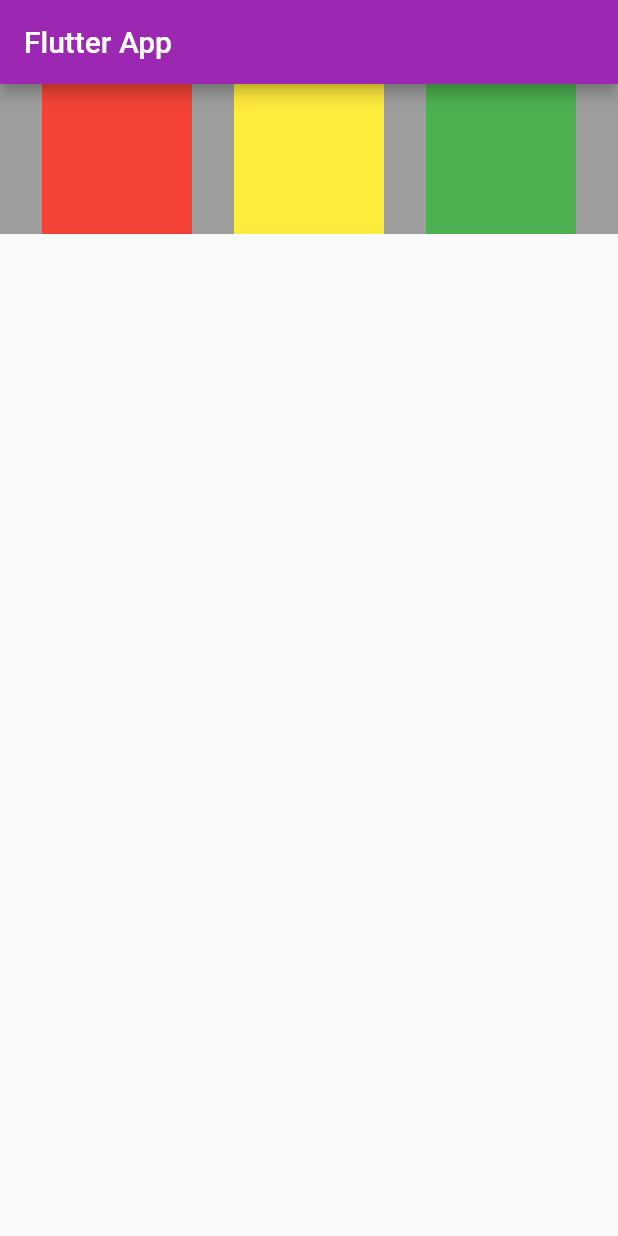
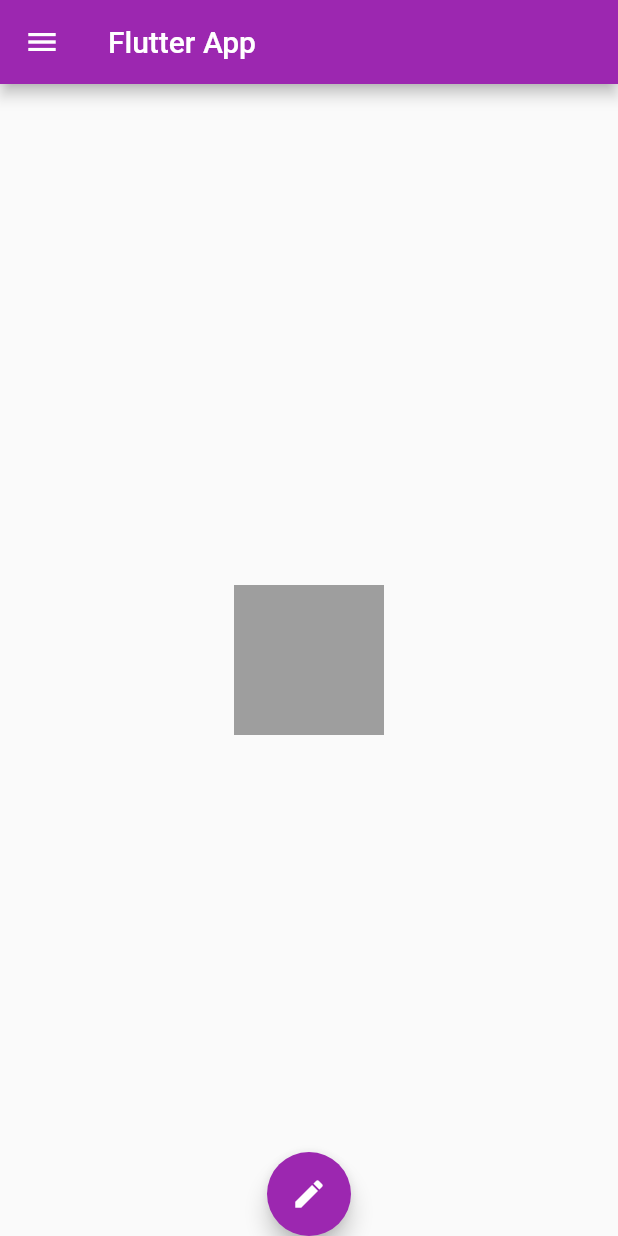
Before and after one commit to sarkis08/awesome-app, a Flutter app: the screen it shows after launch, on a phone screen of 412 x 824 dp. Run offline on Flutter 3.47's test engine with Material 2 defaults, Android fonts, the phone set to English and light mode, and no system bars.

Commit message:
stage four

```diff
--- a/lib/main.dart
+++ b/lib/main.dart
@@ -23,37 +23,48 @@ class HomePage extends StatelessWidget {
       appBar: AppBar(
         title: Text('Flutter App'),
       ),
-      body: Container(
-        height: 100,
-        color: Colors.grey,
-        child: Row(
-          mainAxisAlignment: MainAxisAlignment.spaceEvenly,
-          crossAxisAlignment: CrossAxisAlignment.center,
+      drawer: Drawer(
+        child: ListView(
+          padding: const EdgeInsets.all(0),
           children: <Widget>[
-            Container(
-              padding: const EdgeInsets.all(10),
-              width: 100,
-              height: 100,
-              alignment: Alignment.center,
-              color: Colors.red,
+            // DrawerHeader(
+            //   child: Text('Drawer Header'),
+            //   decoration: BoxDecoration(color: Colors.purple,),
+            //   ),
+            UserAccountsDrawerHeader(
+              accountName: Text('Henry Kormoh'),
+              accountEmail: Text('exmaple@gmail.com'),
+              currentAccountPicture: CircleAvatar(backgroundImage: NetworkImage("https://webwiser.netlify.app/img/webwiser-sm.jpg"),)
+              ),
+            ListTile(
+              leading: Icon(Icons.person),
+              title: Text('Henry Kormoh'),
+              subtitle: Text('Engineer'),
+              trailing: Icon(Icons.edit),
+              onTap: () {},
             ),
-            Container(
-              padding: const EdgeInsets.all(10),
-              width: 100,
-              height: 100,
-              alignment: Alignment.center,
-              color: Colors.yellow,
-            ),
-            Container(
-              padding: const EdgeInsets.all(10),
-              width: 100,
-              height: 100,
-              alignment: Alignment.center,
-              color: Colors.green,
+            ListTile(
+              leading: Icon(Icons.email),
+              title: Text('example@gmail.com'),
+              trailing: Icon(Icons.edit),
+              onTap: () {},
             )
           ],
         ),
       ),
+      body: Center(
+        child: Container(
+          height: 100,
+          width: 100,
+          color: Colors.grey,
+        ),
+      ),
+      floatingActionButton: FloatingActionButton(
+        onPressed: () {},
+        child: Icon(Icons.edit),
+        backgroundColor: Colors.purple,
+      ),
+      floatingActionButtonLocation: FloatingActionButtonLocation.centerDocked,
     );
   }
 }
```
